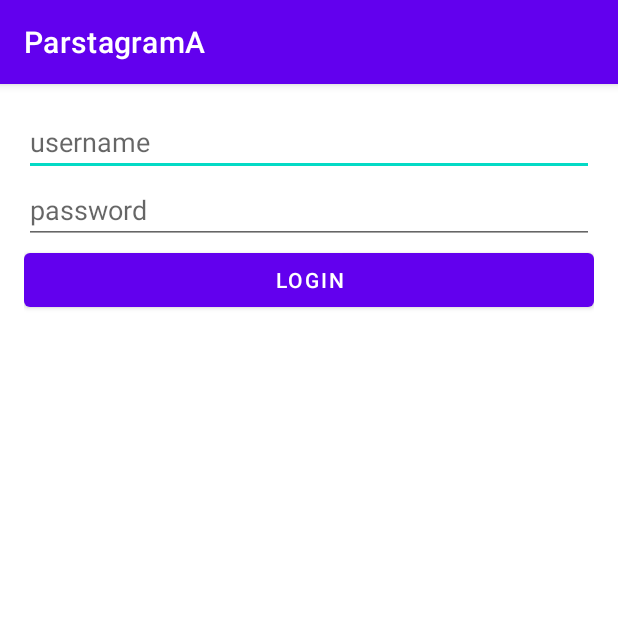
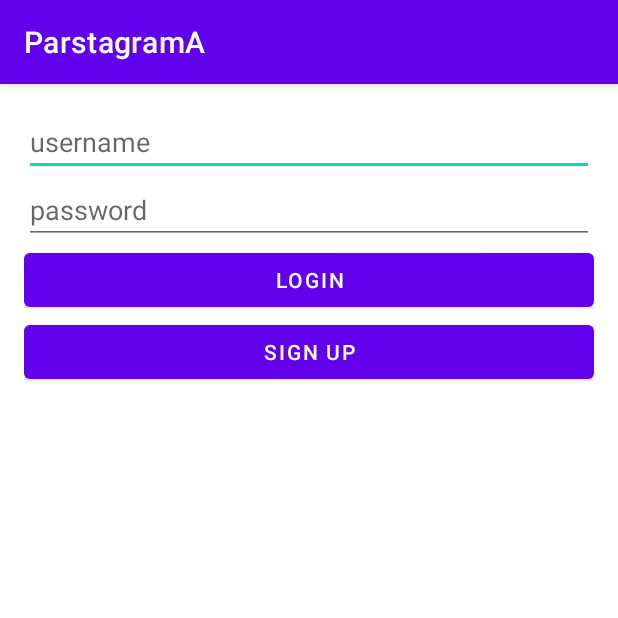
Before and after one commit to DaniDoesDev/ParstagramA, an Android app: the screen it shows after launch (LoginActivity), on a phone screen of 412 x 824 dp, the top half of it. Run offline under Robolectric (Android 15) with nearby library versions, the phone set to English and light mode, and no system bars; libraries missing offline, so code that uses them is left out: com.parse; 1 statement that could not run was skipped.

Commit message:
Users can now sign up using the sign up button on the login page

```diff
--- a/app/src/main/res/layout/activity_login.xml
+++ b/app/src/main/res/layout/activity_login.xml
@@ -31,4 +31,11 @@
         android:layout_height="wrap_content"
         android:layout_weight="1"
         android:text="Login" />
+
+    <Button
+        android:id="@+id/btnSignup"
+        android:layout_width="match_parent"
+        android:layout_height="wrap_content"
+        android:layout_weight="1"
+        android:text="Sign up" />
 </LinearLayout>
```
Also changed, not shown: app/src/main/java/com/example/parstagrama/LoginActivity.java (+41 -0 lines).
